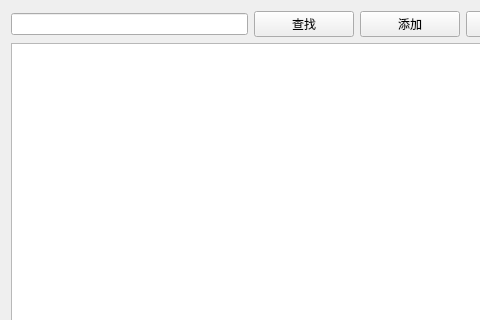
This is experiment04/patientmanagement.ui in fhwhsa/HDATS as Qt 5 draws it before an edit; both pictures show x 0 to 480 and y 0 to 320 of the 683 by 435 pixel window. The edited form follows.
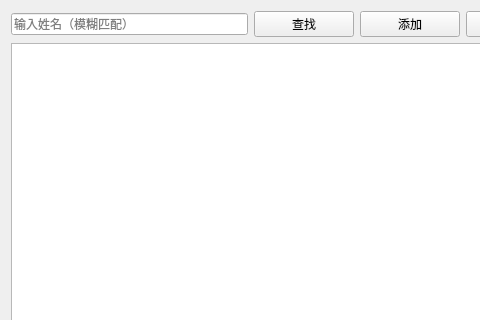
This is the edited form.

The edit to the form file:
```diff
--- a/experiment04/patientmanagement.ui
+++ b/experiment04/patientmanagement.ui
@@ -19,7 +19,17 @@
      <item>
       <layout class="QHBoxLayout" name="horizontalLayout_2">
        <item>
-        <widget class="QLineEdit" name="lineEdit"/>
+        <widget class="QLineEdit" name="lineEdit">
+         <property name="toolTip">
+          <string/>
+         </property>
+         <property name="inputMask">
+          <string/>
+         </property>
+         <property name="placeholderText">
+          <string>输入姓名（模糊匹配）</string>
+         </property>
+        </widget>
        </item>
        <item>
         <layout class="QHBoxLayout" name="horizontalLayout">
```
